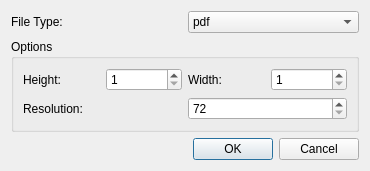
Old version of the form src/export.ui in the repository iPenguin/CrochetCharts.
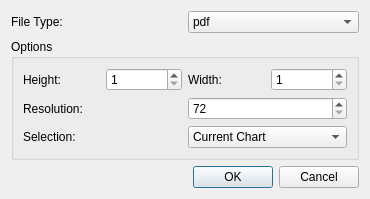
New version of the form.

Commit message: Moved the export dialog into its own class

Diff of the .ui file:
```diff
--- a/src/export.ui
+++ b/src/export.ui
@@ -7,7 +7,7 @@
     <x>0</x>
     <y>0</y>
     <width>370</width>
-    <height>158</height>
+    <height>188</height>
    </rect>
   </property>
   <property name="windowTitle">
@@ -136,6 +136,34 @@
         </item>
        </layout>
       </item>
+      <item>
+       <layout class="QHBoxLayout" name="horizontalLayout_4">
+        <property name="topMargin">
+         <number>0</number>
+        </property>
+        <item>
+         <widget class="QLabel" name="selectionLbl">
+          <property name="text">
+           <string>Selection:</string>
+          </property>
+         </widget>
+        </item>
+        <item>
+         <widget class="QComboBox" name="chartSelection">
+          <item>
+           <property name="text">
+            <string>Current Chart</string>
+           </property>
+          </item>
+          <item>
+           <property name="text">
+            <string>All Charts</string>
+           </property>
+          </item>
+         </widget>
+        </item>
+       </layout>
+      </item>
      </layout>
     </widget>
    </item>
```
Left out of the diff: 10 changed lines with no effect on the pictures. The commit also changes 6 other files.
